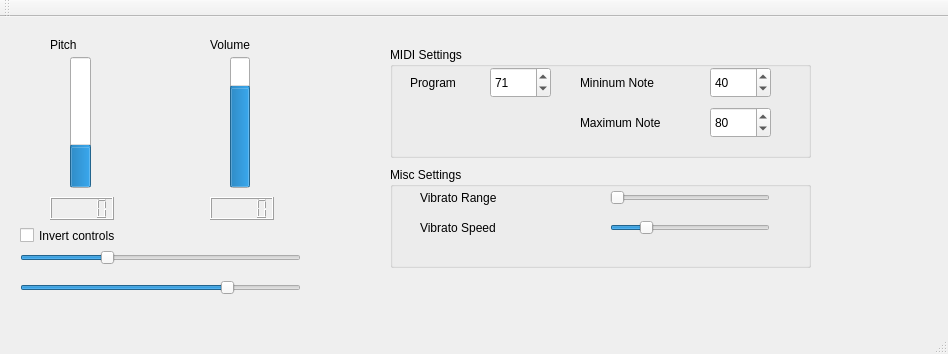
This is mainwindow.ui in Ikke007/Theremin as Qt 5 draws it before an edit. The edited form follows.
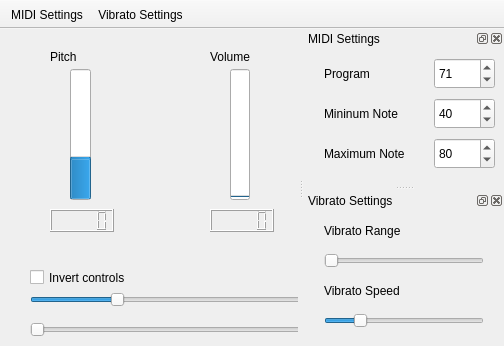
This is the edited form.

Commit message: moved settings to dock widgets

The edit to the form file:
```diff
--- a/mainwindow.ui
+++ b/mainwindow.ui
@@ -6,8 +6,8 @@
    <rect>
     <x>0</x>
     <y>0</y>
-    <width>948</width>
-    <height>354</height>
+    <width>504</width>
+    <height>346</height>
    </rect>
   </property>
   <property name="windowTitle">
@@ -53,7 +53,7 @@
      </rect>
     </property>
     <property name="value">
-     <number>75</number>
+     <number>0</number>
     </property>
     <property name="alignment">
      <set>Qt::AlignLeading|Qt::AlignLeft|Qt::AlignVCenter</set>
@@ -104,8 +104,8 @@
    <widget class="QCheckBox" name="checkBox_invert">
     <property name="geometry">
      <rect>
-      <x>20</x>
-      <y>210</y>
+      <x>30</x>
+      <y>240</y>
       <width>161</width>
       <height>17</height>
      </rect>
@@ -117,8 +117,8 @@
    <widget class="QSlider" name="frequencySlider">
     <property name="geometry">
      <rect>
-      <x>20</x>
-      <y>230</y>
+      <x>30</x>
+      <y>260</y>
       <width>281</width>
       <height>22</height>
      </rect>
@@ -136,8 +136,8 @@
    <widget class="QSlider" name="volumeSlider">
     <property name="geometry">
      <rect>
-      <x>20</x>
-      <y>260</y>
+      <x>30</x>
+      <y>290</y>
       <width>281</width>
       <height>22</height>
      </rect>
@@ -146,29 +146,80 @@
      <number>1000</number>
     </property>
     <property name="value">
-     <number>750</number>
+     <number>0</number>
     </property>
     <property name="orientation">
      <enum>Qt::Horizontal</enum>
     </property>
    </widget>
-   <widget class="QGroupBox" name="groupBox">
-    <property name="geometry">
-     <rect>
-      <x>390</x>
-      <y>30</y>
-      <width>421</width>
-      <height>111</height>
-     </rect>
-    </property>
-    <property name="title">
-     <string>MIDI Settings</string>
-    </property>
+  </widget>
+  <widget class="QDockWidget" name="midiSettingsDock">
+   <property name="enabled">
+    <bool>true</bool>
+   </property>
+   <property name="minimumSize">
+    <size>
+     <width>200</width>
+     <height>50</height>
+    </size>
+   </property>
+   <property name="windowTitle">
+    <string>MIDI Settings</string>
+   </property>
+   <attribute name="dockWidgetArea">
+    <number>2</number>
+   </attribute>
+   <widget class="QWidget" name="dockWidgetContents">
+    <widget class="QLabel" name="label_3">
+     <property name="geometry">
+      <rect>
+       <x>20</x>
+       <y>10</y>
+       <width>71</width>
+       <height>31</height>
+      </rect>
+     </property>
+     <property name="text">
+      <string>Program</string>
+     </property>
+    </widget>
+    <widget class="QSpinBox" name="midiProgram">
+     <property name="geometry">
+      <rect>
+       <x>130</x>
+       <y>10</y>
+       <width>61</width>
+       <height>31</height>
+      </rect>
+     </property>
+     <property name="maximum">
+      <number>127</number>
+     </property>
+     <property name="value">
+      <number>71</number>
+     </property>
+    </widget>
+    <widget class="QSpinBox" name="maxNote">
+     <property name="geometry">
+      <rect>
+       <x>130</x>
+       <y>90</y>
+       <width>61</width>
+       <height>31</height>
+      </rect>
+     </property>
+     <property name="maximum">
+      <number>127</number>
+     </property>
+     <property name="value">
+      <number>80</number>
+     </property>
+    </widget>
     <widget class="QLabel" name="label_5">
      <property name="geometry">
       <rect>
-       <x>190</x>
-       <y>60</y>
+       <x>20</x>
+       <y>90</y>
        <width>111</width>
        <height>31</height>
       </rect>
@@ -177,11 +228,11 @@
       <string>Maximum Note</string>
      </property>
     </widget>
-    <widget class="QSpinBox" name="midiProgram">
+    <widget class="QSpinBox" name="minNote">
      <property name="geometry">
       <rect>
-       <x>100</x>
-       <y>20</y>
+       <x>130</x>
+       <y>50</y>
        <width>61</width>
        <height>31</height>
       </rect>
@@ -190,14 +241,14 @@
       <number>127</number>
      </property>
      <property name="value">
-      <number>71</number>
+      <number>40</number>
      </property>
     </widget>
     <widget class="QLabel" name="label_4">
      <property name="geometry">
       <rect>
-       <x>190</x>
-       <y>20</y>
+       <x>20</x>
+       <y>50</y>
        <width>121</width>
        <height>31</height>
       </rect>
@@ -206,70 +257,63 @@
       <string>Mininum Note</string>
      </property>
     </widget>
-    <widget class="QSpinBox" name="minNote">
-     <property name="geometry">
-      <rect>
-       <x>320</x>
-       <y>20</y>
-       <width>61</width>
-       <height>31</height>
-      </rect>
-     </property>
-     <property name="maximum">
-      <number>127</number>
-     </property>
-     <property name="value">
-      <number>40</number>
-     </property>
-    </widget>
-    <widget class="QSpinBox" name="maxNote">
-     <property name="geometry">
-      <rect>
-       <x>320</x>
-       <y>60</y>
-       <width>61</width>
-       <height>31</height>
-      </rect>
-     </property>
-     <property name="maximum">
-      <number>127</number>
-     </property>
-     <property name="value">
-      <number>80</number>
-     </property>
-    </widget>
-    <widget class="QLabel" name="label_3">
+   </widget>
+  </widget>
+  <widget class="QToolBar" name="toolBar">
+   <property name="windowTitle">
+    <string>toolBar</string>
+   </property>
+   <property name="movable">
+    <bool>false</bool>
+   </property>
+   <property name="allowedAreas">
+    <set>Qt::TopToolBarArea</set>
+   </property>
+   <property name="floatable">
+    <bool>false</bool>
+   </property>
+   <attribute name="toolBarArea">
+    <enum>TopToolBarArea</enum>
+   </attribute>
+   <attribute name="toolBarBreak">
+    <bool>true</bool>
+   </attribute>
+   <addaction name="actionMidiSettings"/>
+   <addaction name="actionVibratoSettings"/>
+  </widget>
+  <widget class="QDockWidget" name="vibratoSettingsDock">
+   <property name="minimumSize">
+    <size>
+     <width>200</width>
+     <height>50</height>
+    </size>
+   </property>
+   <property name="windowTitle">
+    <string>Vibrato Settings</string>
+   </property>
+   <attribute name="dockWidgetArea">
+    <number>2</number>
+   </attribute>
+   <widget class="QWidget" name="dockWidgetContents_2">
+    <widget class="QLabel" name="label_7">
      <property name="geometry">
       <rect>
        <x>20</x>
-       <y>20</y>
-       <width>71</width>
-       <height>31</height>
+       <y>70</y>
+       <width>161</width>
+       <height>21</height>
       </rect>
      </property>
      <property name="text">
-      <string>Program</string>
+      <string>Vibrato Speed</string>
      </property>
     </widget>
-   </widget>
-   <widget class="QGroupBox" name="groupBox_2">
-    <property name="geometry">
-     <rect>
-      <x>390</x>
-      <y>150</y>
-      <width>421</width>
-      <height>101</height>
-     </rect>
-    </property>
-    <property name="title">
-     <string>Misc Settings</string>
-    </property>
     <widget class="QLabel" name="label_6">
      <property name="geometry">
       <rect>
-       <x>30</x>
-       <y>20</y>
-       <width>171</width>
+       <x>20</x>
+       <y>10</y>
+       <width>161</width>
        <height>21</height>
       </rect>
      </property>
@@ -280,8 +324,8 @@
     <widget class="QSlider" name="sliderVibratoRange">
      <property name="geometry">
       <rect>
-       <x>220</x>
-       <y>20</y>
+       <x>20</x>
+       <y>40</y>
        <width>160</width>
        <height>22</height>
       </rect>
@@ -293,24 +337,11 @@
       <enum>Qt::Horizontal</enum>
      </property>
     </widget>
-    <widget class="QLabel" name="label_7">
-     <property name="geometry">
-      <rect>
-       <x>30</x>
-       <y>50</y>
-       <width>171</width>
-       <height>21</height>
-      </rect>
-     </property>
-     <property name="text">
-      <string>Vibrato Speed</string>
-     </property>
-    </widget>
     <widget class="QSlider" name="sliderVibratoSpeed">
      <property name="geometry">
       <rect>
-       <x>220</x>
-       <y>50</y>
+       <x>20</x>
+       <y>100</y>
        <width>160</width>
        <height>22</height>
       </rect>
@@ -327,25 +358,25 @@
     </widget>
    </widget>
   </widget>
-  <widget class="QMenuBar" name="menuBar">
-   <property name="geometry">
-    <rect>
-     <x>0</x>
-     <y>0</y>
-     <width>948</width>
-     <height>31</height>
-    </rect>
+  <action name="actionMidiSettings">
+   <property name="checkable">
+    <bool>true</bool>
    </property>
-  </widget>
-  <widget class="QToolBar" name="mainToolBar">
-   <attribute name="toolBarArea">
-    <enum>TopToolBarArea</enum>
-   </attribute>
-   <attribute name="toolBarBreak">
-    <bool>false</bool>
-   </attribute>
-  </widget>
-  <widget class="QStatusBar" name="statusBar"/>
+   <property name="text">
+    <string>MIDI Settings</string>
+   </property>
+  </action>
+  <action name="actionVibratoSettings">
+   <property name="checkable">
+    <bool>true</bool>
+   </property>
+   <property name="text">
+    <string>Vibrato Settings</string>
+   </property>
+   <property name="toolTip">
+    <string>Vibrato Settings</string>
+   </property>
+  </action>
  </widget>
  <layoutdefault spacing="6" margin="11"/>
  <resources/>
```
Left out of the diff: 2 changed lines with no effect on the pictures. The commit also changes 2 other files.
